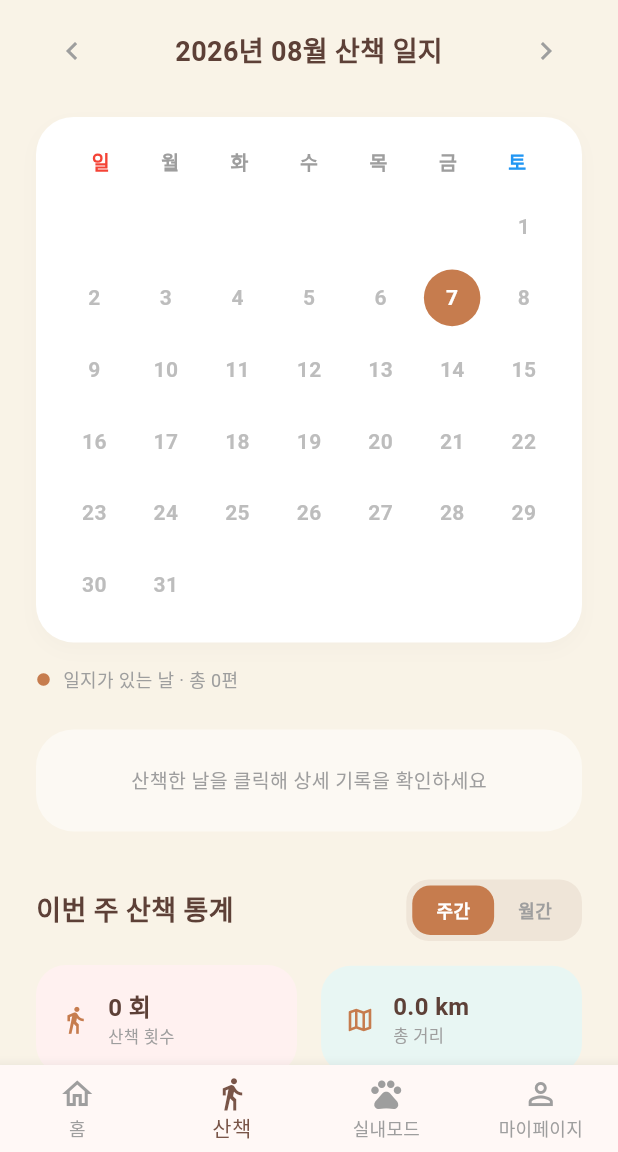
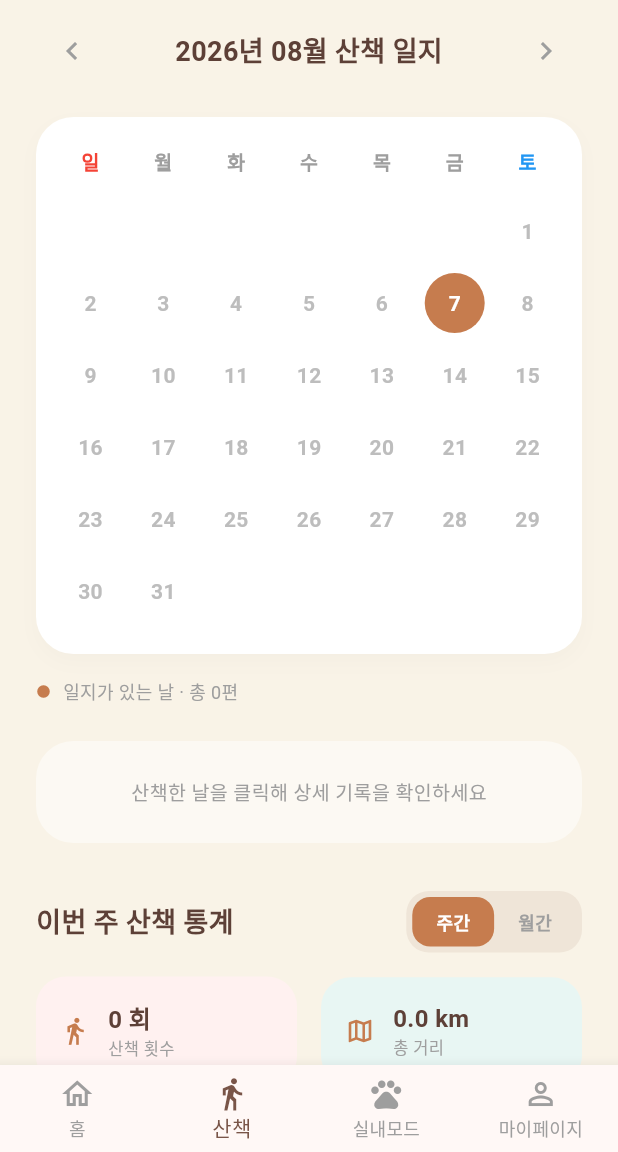
Before and after one commit to YooSH-R/masil, a Flutter app: the WalkLogFeedScreen screen opened by its route, on a phone screen of 412 x 824 dp, the part 84-1236 px from its top. Run offline on Flutter 3.47's test engine with Material 3 defaults, Android fonts, the phone set to English and light mode, and no system bars; our stand-ins replace dio, flutter_secure_storage, geolocator, go_router, google_fonts, google_sign_in and 4 more; missing offline and left inert: gal, kakao_flutter_sdk_user, kakao_map_plugin, mobile_scanner; accounts and stored records are empty; network calls fail.

Commit message:
🐛 Fix: 친밀도 관계 상태 및 산책 UI 개선

```diff
--- a/01_Frontend/lib/presentation/screens/walk/walk_log_feed_screen.dart
+++ b/01_Frontend/lib/presentation/screens/walk/walk_log_feed_screen.dart
@@ -255,7 +255,7 @@ class _WalkLogFeedScreenState extends State<WalkLogFeedScreen> {
     final labels = ['일', '월', '화', '수', '목', '금', '토'];
 
     return Container(
-      padding: const EdgeInsets.all(20),
+      padding: const EdgeInsets.symmetric(horizontal: 12, vertical: 20),
       decoration: BoxDecoration(
         color: Colors.white,
         borderRadius: BorderRadius.circular(25),
@@ -295,8 +295,8 @@ class _WalkLogFeedScreenState extends State<WalkLogFeedScreen> {
             physics: const NeverScrollableScrollPhysics(),
             gridDelegate: const SliverGridDelegateWithFixedCrossAxisCount(
               crossAxisCount: 7,
-              mainAxisSpacing: 10,
-              crossAxisSpacing: 10,
+              mainAxisExtent: 44,
+              mainAxisSpacing: 4,
             ),
             itemCount: daysInMonth + startWeekday,
             itemBuilder: (context, index) {
@@ -315,19 +315,24 @@ class _WalkLogFeedScreenState extends State<WalkLogFeedScreen> {
                   today.day == date.day;
 
               return GestureDetector(
+                behavior: HitTestBehavior.opaque,
                 onTap: () => _selectDate(date),
                 child: Stack(
+                  fit: StackFit.expand,
                   alignment: Alignment.center,
                   children: [
                     if (isSelected)
-                      Container(
+                      Center(
+                        child: Container(
                           width: 40,
                           height: 40,
                           decoration: const BoxDecoration(
                               color: Color(0xFFC67C4E), shape: BoxShape.circle),
+                        ),
                       )
                     else if (isToday)
-                      Container(
+                      Center(
+                        child: Container(
                           width: 40,
                           height: 40,
                           decoration: BoxDecoration(
@@ -336,7 +341,9 @@ class _WalkLogFeedScreenState extends State<WalkLogFeedScreen> {
                             shape: BoxShape.circle,
                           ),
                         ),
-                    Text(
+                      ),
+                    Center(
+                      child: Text(
                         day.toString(),
                         style: TextStyle(
                           color: isSelected
@@ -346,6 +353,7 @@ class _WalkLogFeedScreenState extends State<WalkLogFeedScreen> {
                                   : Colors.grey.shade400),
                           fontWeight: FontWeight.bold,
                           fontSize: 14,
+                        ),
                       ),
                     ),
                     if (hasLog && !isSelected)
@@ -558,7 +566,7 @@ class _WalkLogFeedScreenState extends State<WalkLogFeedScreen> {
         Row(
           children: [
             _buildMiniStatCard(Icons.timer_outlined, stats.durationLabel,
-                '산책 시간', const Color(0xFFF9F3E7)),
+                '산책 시간', const Color(0xFFE8EDF8)),
             const SizedBox(width: 16),
             _buildMiniStatCard(Icons.straighten, stats.averageDistanceLabel,
                 '평균 거리', const Color(0xFFFFF8F1)),
```
Also changed, not shown: 01_Frontend/lib/data/models/pet_model.dart (+19 -8 lines), 01_Frontend/lib/domain/entities/pet.dart (+11 -13 lines), 01_Frontend/lib/presentation/screens/indoor/intimacy_mood_screen.dart (+35 -97 lines), 1 other file. Lines whose indentation alone changed are shown as unchanged.
